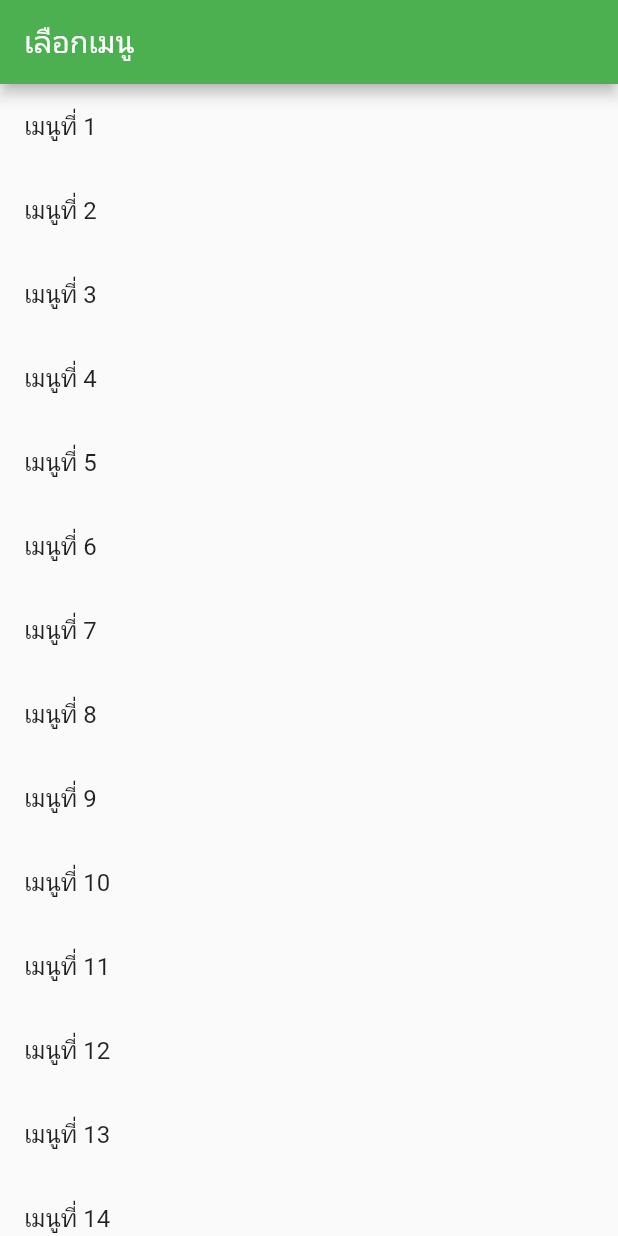
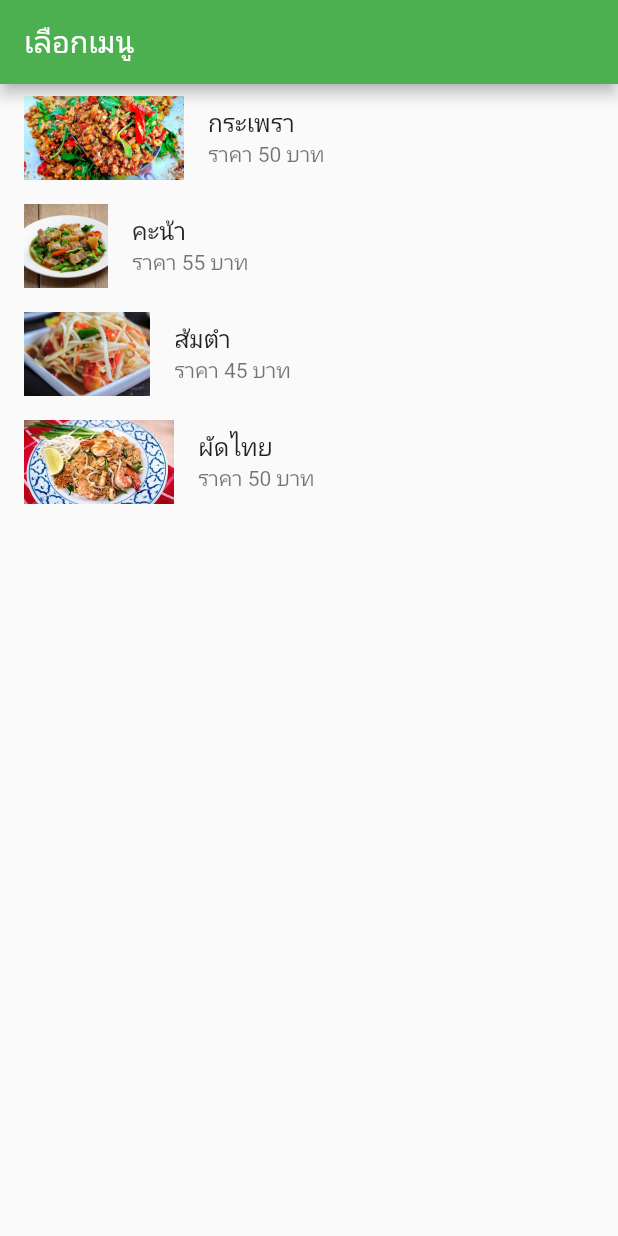
Before and after one commit to customiz/basic-flutter, a Flutter app: the screen it shows after launch, on a phone screen of 412 x 824 dp. Run offline on Flutter 3.47's test engine with Material 2 defaults, Android fonts, the phone set to English and light mode, and no system bars.

Commit message:
food menu

```diff
--- /dev/null
+++ b/lib/FoodMenu.dart
@@ -0,0 +1,8 @@
+class FoodMenu {
+  String name;
+  String price;
+
+  String img;
+
+  FoodMenu(this.name, this.price, this.img);
+}
--- a/lib/main.dart
+++ b/lib/main.dart
@@ -1,6 +1,7 @@
 // ignore_for_file: prefer_const_constructors
 
 import 'package:flutter/material.dart';
+import 'FoodMenu.dart';
 
 void main() {
   var app = Myapp();
@@ -29,7 +30,12 @@ class MyHomePage extends StatefulWidget {
 }
 
 class _MyHomePageState extends State<MyHomePage> {
-  int number = 0;
+  List<FoodMenu> menu = [
+    FoodMenu("กระเพรา", "50", "assets/images/1.jpg"),
+    FoodMenu("คะน้า", "55", "assets/images/2.jpg"),
+    FoodMenu("ส้มตำ", "45", "assets/images/3.jpg"),
+    FoodMenu("ผัดไทย", "50", "assets/images/4.jpg")
+  ];
 
   @override
   Widget build(BuildContext context) {
@@ -38,9 +44,18 @@ class _MyHomePageState extends State<MyHomePage> {
           title: Text('เลือกเมนู'),
         ),
         body: ListView.builder(
-            itemCount: 50,
+            itemCount: menu.length,
             itemBuilder: (BuildContext context, int index) {
-              return ListTile(title: Text("เมนูที่ ${index + 1}"));
+              FoodMenu food = menu[index];
+              return ListTile(
+                leading: Image.asset(food.img),
+                title: Text(food.name),
+                // ignore: prefer_interpolation_to_compose_strings
+                subtitle: Text("ราคา " + food.price + " บาท"),
+                onTap: () {
+                  print("เลือกเมนูชื่อ " + food.name);
+                },
+              );
             }));
   }
 }
--- a/pubspec.yaml
+++ b/pubspec.yaml
@@ -62,6 +62,8 @@ flutter:
   #   - images/a_dot_burr.jpeg
   #   - images/a_dot_ham.jpeg
 
+  assets:
+    - assets/images/
   # An image asset can refer to one or more resolution-specific "variants", see
   # https://flutter.dev/assets-and-images/#resolution-aware
 
```
Also changed, not shown: assets/images/1.jpg (added), assets/images/2.jpg (added), assets/images/3.jpg (added), assets/images/4.jpg (added).
